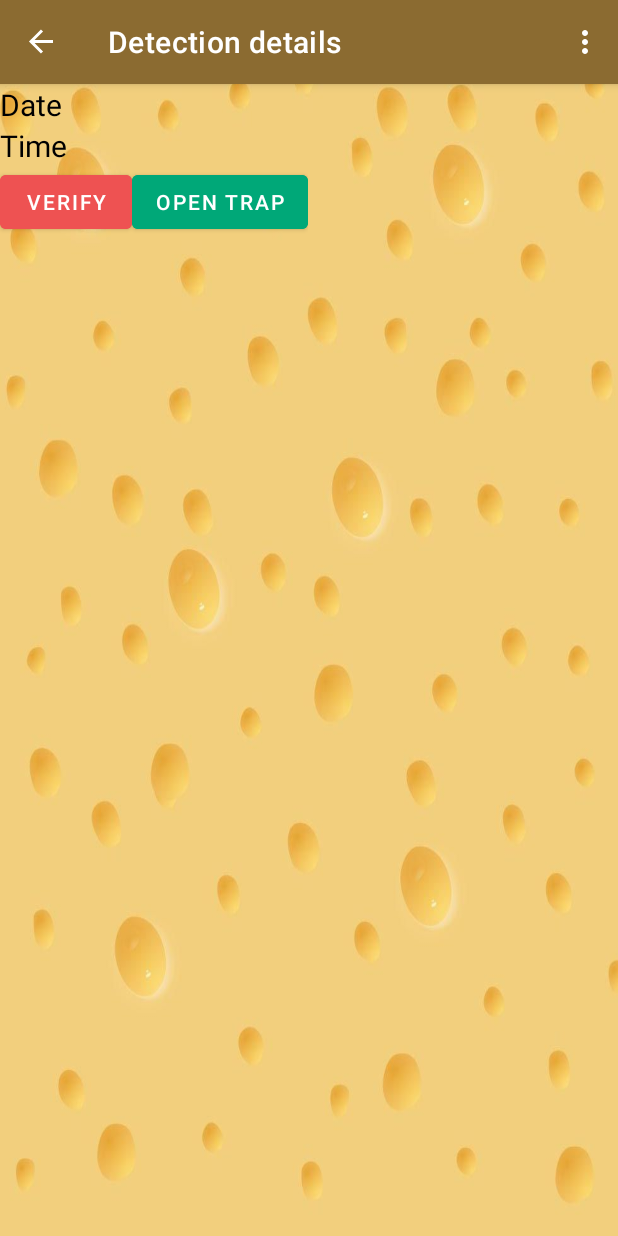
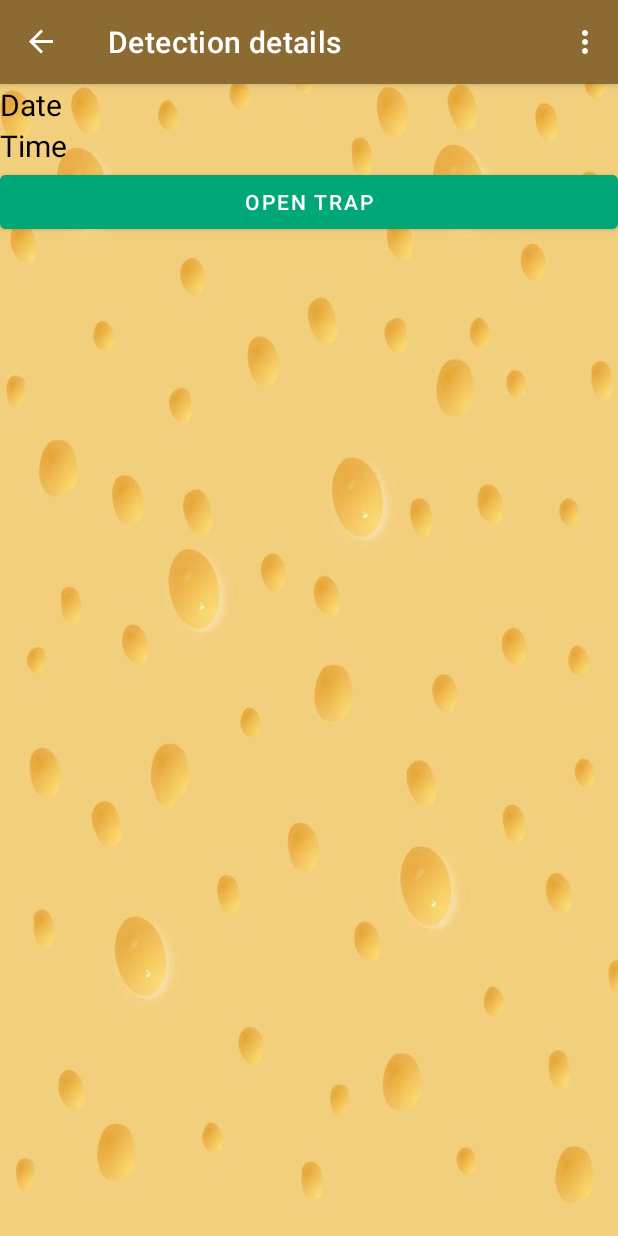
Before and after one commit to amardaus/MouseTrap, an Android app: the DetailsFragment screen opened through its navigation route, on a phone screen of 412 x 824 dp. Run offline under Robolectric (Android 15) with nearby library versions, the phone set to English and light mode, and no system bars; our stand-ins replace navigation-ui; 5 statements that could not run were skipped.

```diff
--- a/Client/MouseDetection/app/src/main/res/layout/fragment_details.xml
+++ b/Client/MouseDetection/app/src/main/res/layout/fragment_details.xml
@@ -31,23 +31,12 @@
                     android:scaleType="fitStart"
                     android:adjustViewBounds="true" />
 
-                <LinearLayout
-                    android:layout_width="wrap_content"
+                <Button
+                    android:id="@+id/btn_open_trap"
+                    android:layout_width="match_parent"
                     android:layout_height="wrap_content"
-                    android:orientation="horizontal">
-                        <Button
-                            android:id="@+id/btn_verify"
-                            android:layout_width="wrap_content"
-                            android:layout_height="wrap_content"
-                            android:text="@string/btn_verify"
-                            android:backgroundTint="@color/btn_red"/>
-                        <Button
-                            android:id="@+id/btn_open_trap"
-                            android:layout_width="wrap_content"
-                            android:layout_height="wrap_content"
-                            android:text="@string/btn_open_trap"
-                            android:backgroundTint="@color/btn_green" />
-                </LinearLayout>
+                    android:text="@string/btn_open_trap"
+                    android:backgroundTint="@color/btn_green" />
 
         </LinearLayout>
 
```
Also changed, not shown: Client/MouseDetection/app/src/main/java/com/example/mousedetection/CameraActivity.java (+27 -2 lines), Client/MouseDetection/app/src/main/java/com/example/mousedetection/DetailsFragment.java (+11 -39 lines), Client/MouseDetection/app/src/main/java/com/example/mousedetection/DetectionsFragment.java (+37 -0 lines), Client/MouseDetection/app/src/main/java/com/example/mousedetection/FirstFragment.java (+35 -0 lines), Client/MouseDetection/app/src/main/res/drawable-v24/no_camera.png (added), Client/MouseDetection/app/src/main/res/drawable-v24/no_img.png (added), 1 other file.
